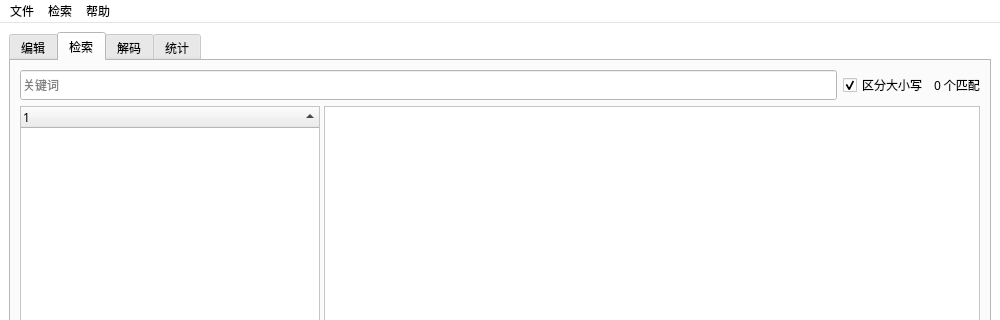
yunowo/data-structure, file ui/src/main.ui: the form before one commit; both pictures show x 0 to 1000 and y 0 to 320 of the 1000 by 650 pixel window.
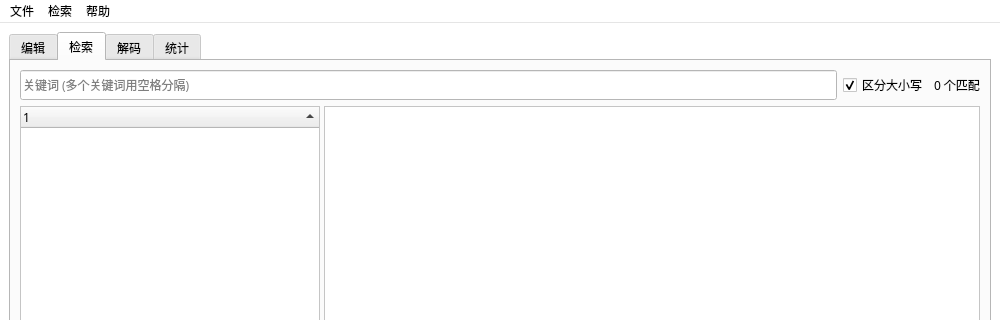
The form after the commit. The open tabs and pages were chosen to show the change. Icons and pictures are not drawn.

```diff
--- a/ui/src/main.ui
+++ b/ui/src/main.ui
@@ -455,7 +455,7 @@
                <bool>true</bool>
               </property>
               <property name="placeholderText">
-               <string>关键词</string>
+               <string>关键词 (多个关键词用空格分隔)</string>
               </property>
               <property name="clearButtonEnabled">
                <bool>true</bool>
```
